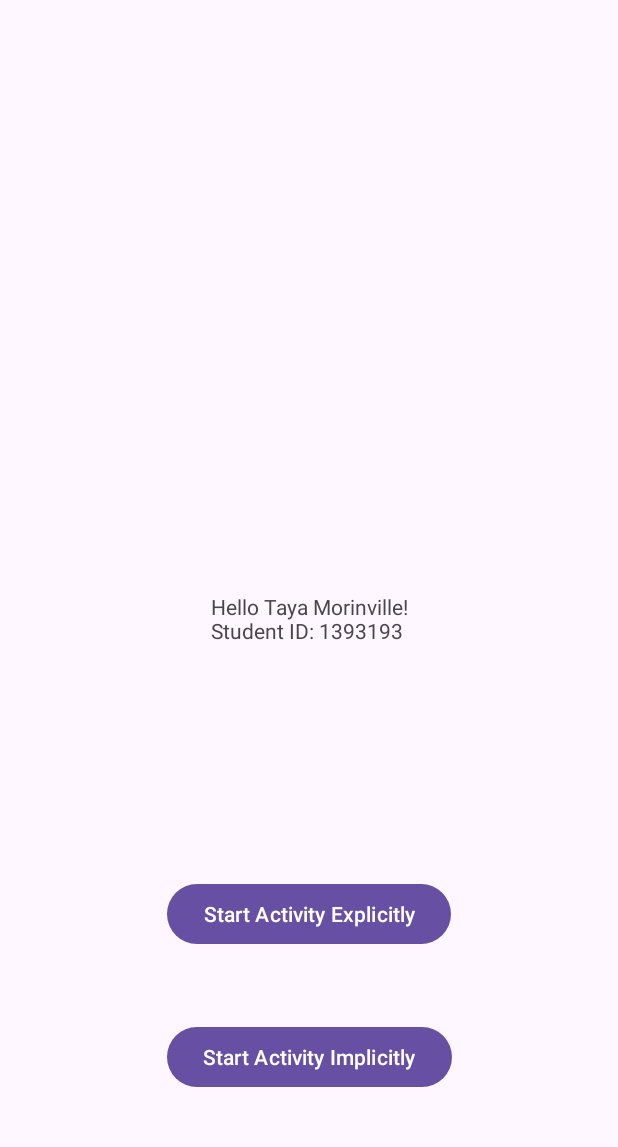
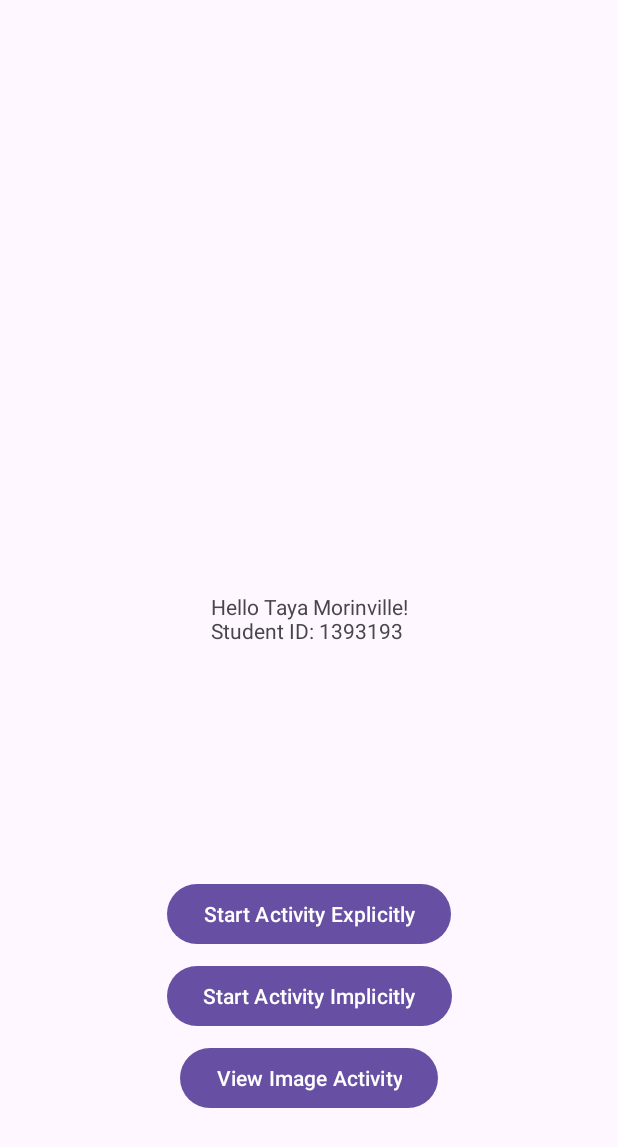
Before and after one commit to tmorinville/TayaMorinvilleAssignment2, an Android app: the screen it shows after launch (MainActivity), on a phone screen of 412 x 824 dp. Shown: the top 1147 px of the screen. Run offline under Robolectric (Android 15) with nearby library versions, the phone set to English and light mode, and no system bars.

Commit message:
Added third activity that uses the camera to display an image.

```diff
--- a/app/src/main/java/com/example/tayamorinvilleassignment2/MainActivity.kt
+++ b/app/src/main/java/com/example/tayamorinvilleassignment2/MainActivity.kt
@@ -33,5 +33,12 @@ class MainActivity : AppCompatActivity() {
             val implicitIntent = Intent("android.intent.action.SECONDACTIVITY")
             startActivity(implicitIntent)
         }
+
+        // Image Activity Intent
+        val imageActivityButton = findViewById<Button>(R.id.viewImageBtn)
+        imageActivityButton.setOnClickListener{
+            val intent = Intent(this, ViewImageActivity::class.java)
+            startActivity(intent)
+        }
     }
 }
--- a/app/src/main/res/layout/activity_main.xml
+++ b/app/src/main/res/layout/activity_main.xml
@@ -26,6 +26,7 @@
         app:layout_constraintEnd_toEndOf="parent"
         app:layout_constraintStart_toStartOf="parent"
         app:layout_constraintTop_toTopOf="@+id/text"/>
+
     <Button
         android:id="@+id/implicitBtn"
         android:layout_width="wrap_content"
@@ -34,6 +35,18 @@
         app:layout_constraintBottom_toBottomOf="parent"
         app:layout_constraintEnd_toEndOf="parent"
         app:layout_constraintStart_toStartOf="parent"
-        app:layout_constraintTop_toTopOf="@+id/explicitBtn"/>
+        app:layout_constraintTop_toTopOf="@+id/explicitBtn"
+        app:layout_constraintVertical_bias="0.287" />
+
+    <Button
+        android:id="@+id/viewImageBtn"
+        android:layout_width="wrap_content"
+        android:layout_height="wrap_content"
+        android:text="View Image Activity"
+        app:layout_constraintBottom_toBottomOf="parent"
+        app:layout_constraintEnd_toEndOf="parent"
+        app:layout_constraintStart_toStartOf="parent"
+        app:layout_constraintTop_toTopOf="@+id/implicitBtn"
+        app:layout_constraintVertical_bias="0.403" />
 
 </androidx.constraintlayout.widget.ConstraintLayout>
```
Also changed, not shown: app/src/main/AndroidManifest.xml (+8 -4 lines), app/src/main/java/com/example/tayamorinvilleassignment2/ViewImageActivity.kt (added, +67 -0 lines), app/src/main/res/layout/activity_view_image.xml (added, +34 -0 lines).
